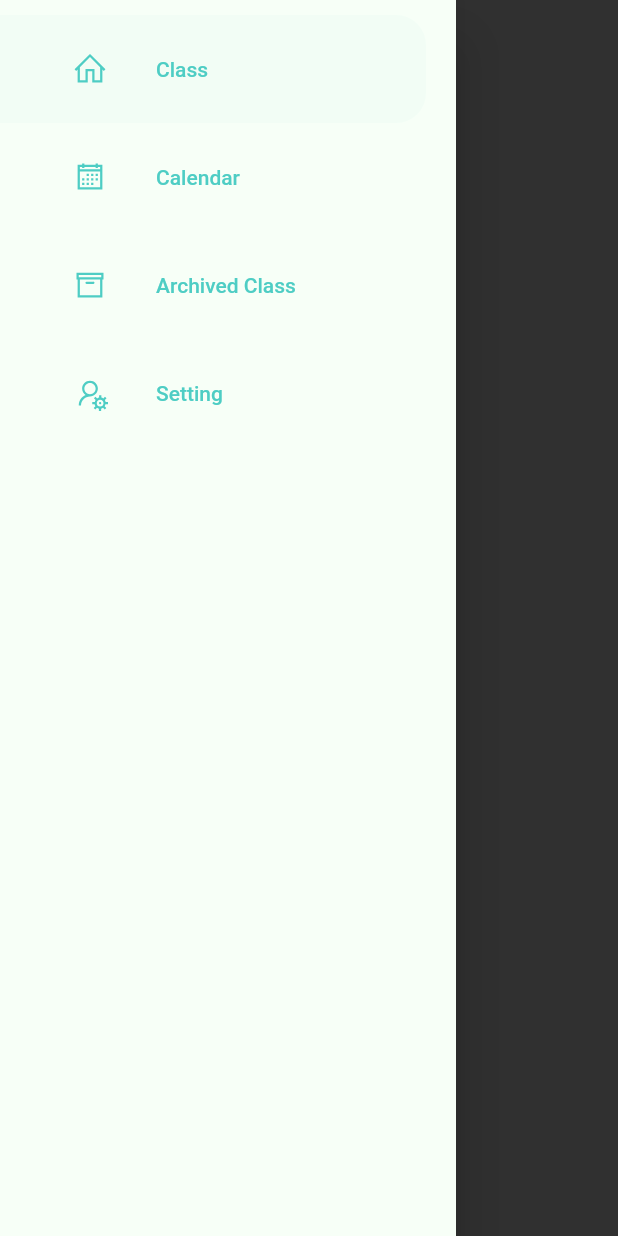
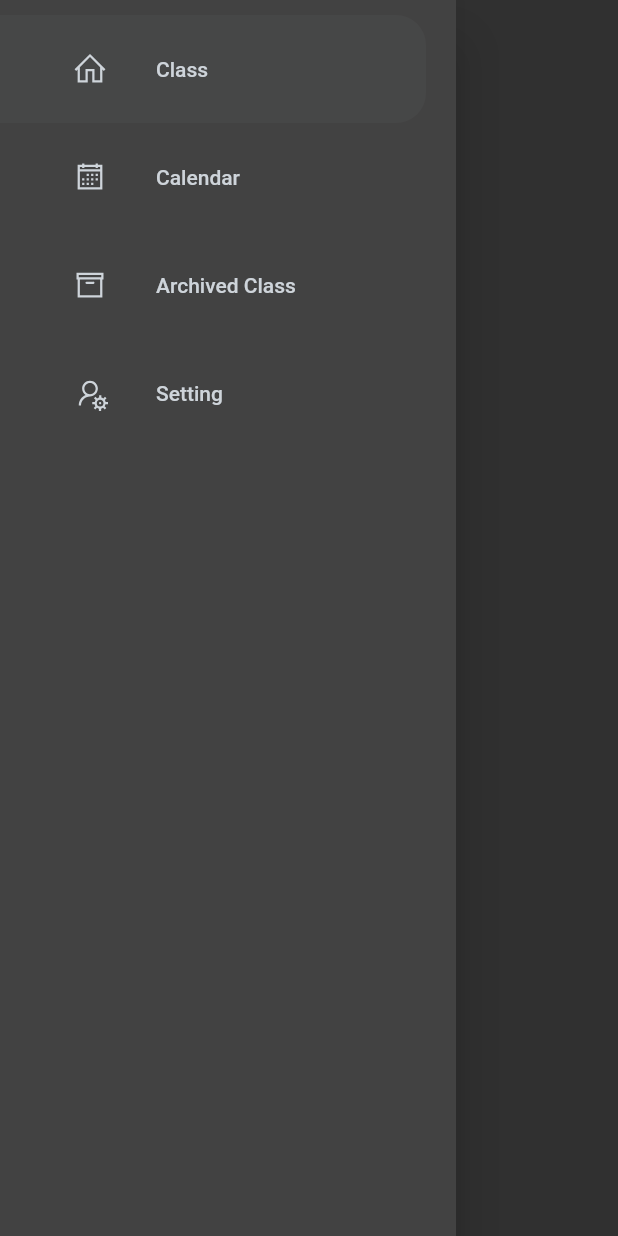
Before and after one commit to MoiseGui/e-learning-reactive-lessons, a Flutter app: the SlideDrawer widget shown alone on an empty page, opened directly, on a phone screen of 412 x 824 dp. Run offline on Flutter 3.47's test engine with Material 2 defaults, Android fonts, the light colour scheme and no system bars; our stand-ins replace chewie, flare_flutter, get, google_fonts, line_icons, video_player; missing offline and left inert: material_dialogs, youtube_explode_dart; network calls fail.

Commit message:
drawer redesigned, web version show a default video

```diff
--- a/lib/pages/course_detail.dart
+++ b/lib/pages/course_detail.dart
@@ -52,6 +52,7 @@ class _CourseDetailState extends State<CourseDetail> {
     // Youtube video converter has a problem on web version: To fix later
     var dataSource = await YoutubeUtils.extractVideoUrl("https://www.youtube.com/watch?v=6bzqaG2vPZs");
     // var dataSource = await YoutubeVideoUtils.getVideoUrlFromYoutube("https://www.youtube.com/watch?v=6bzqaG2vPZs");
+    if(dataSource == null || dataSource == '') dataSource = "https://assets.mixkit.co/videos/preview/mixkit-daytime-city-traffic-aerial-view-56-large.mp4";
     _videoPlayerController = VideoPlayerController.network(
       // "https://assets.mixkit.co/videos/preview/mixkit-daytime-city-traffic-aerial-view-56-large.mp4"
         dataSource
--- a/lib/shared/theme.dart
+++ b/lib/shared/theme.dart
@@ -11,7 +11,7 @@ Color warningColor = Color(0xFFffe66d);
 Color errorColor = Color(0xFFff6b6b);
 Color textNumberColor = Color(0xFFffbf69);
 Color greyColor = Color(0xFFced4da);
-Color bgColor = Color(0xFFf7fff7);
+Color bgColor = Color(0xFF424242);
 Color blackColor = Colors.black87;
 
 TextStyle blackTextFont = GoogleFonts.raleway(
--- a/lib/utils/youtube_utils.dart
+++ b/lib/utils/youtube_utils.dart
@@ -25,7 +25,7 @@ class YoutubeUtils{
   }
 
   static Future<String> extractVideoUrl(String youtubeUrl) async {
-    // if (youtube) {
+    try{
       final extractor = YoutubeExplode();
       final videoId = convertUrlToId(youtubeUrl);
       final streamManifest = await extractor.videos.streamsClient.getManifest(videoId);
@@ -35,7 +35,9 @@ class YoutubeUtils{
       final url = streamInfo.url.toString();
       print('*******: $url');
       return url;
-    // }
-    // return null;
+    }
+    catch(e){
+      return '';
     }
   }
+}
--- a/lib/widgets/slide_drawer.dart
+++ b/lib/widgets/slide_drawer.dart
@@ -13,17 +13,17 @@ class SlideDrawer extends StatelessWidget {
         padding: const EdgeInsets.only(right: 20),
         child: ListView(
           children: [
-            SizedBox(height: 10),
+            const SizedBox(height: 10),
             SecondaryButton(
               title: "Class",
-              icon: Padding(
+              icon: const Padding(
                 padding: EdgeInsets.symmetric(horizontal: 24),
                 child: Icon(LineIcons.home),
               ),
               focus: true,
-              color: secondColor,
-              backgroundColor: secondColor.withOpacity(0.03),
-              radius: BorderRadius.only(
+              color: greyColor,
+              backgroundColor: greyColor.withOpacity(0.03),
+              radius: const BorderRadius.only(
                 topRight: Radius.circular(20),
                 bottomRight: Radius.circular(20),
               ),
@@ -35,14 +35,14 @@ class SlideDrawer extends StatelessWidget {
             ),
             SecondaryButton(
               title: "Calendar",
-              icon: Padding(
+              icon: const Padding(
                 padding: EdgeInsets.symmetric(horizontal: 24),
                 child: Icon(LineIcons.calendar),
               ),
               focus: false,
-              color: secondColor,
+              color: greyColor,
               // backgroundColor: greyColor.withOpacity(0.3),
-              radius: BorderRadius.only(
+              radius: const BorderRadius.only(
                 topRight: Radius.circular(20),
                 bottomRight: Radius.circular(20),
               ),
@@ -61,13 +61,13 @@ class SlideDrawer extends StatelessWidget {
 
             SecondaryButton(
               title: "Archived Class",
-              icon: Padding(
+              icon: const Padding(
                 padding: EdgeInsets.symmetric(horizontal: 24),
                 child: Icon(LineIcons.archive),
               ),
               focus: false,
-              color: secondColor,
-              radius: BorderRadius.only(
+              color: greyColor,
+              radius: const BorderRadius.only(
                 topRight: Radius.circular(20),
                 bottomRight: Radius.circular(20),
               ),
@@ -80,13 +80,13 @@ class SlideDrawer extends StatelessWidget {
             ),
             SecondaryButton(
               title: "Setting",
-              icon: Padding(
+              icon: const Padding(
                 padding: EdgeInsets.symmetric(horizontal: 24),
                 child: Icon(LineIcons.userCog),
               ),
               focus: false,
-              color: secondColor,
-              radius: BorderRadius.only(
+              color: greyColor,
+              radius: const BorderRadius.only(
                 topRight: Radius.circular(20),
                 bottomRight: Radius.circular(20),
               ),
```
Lines whose indentation alone changed are shown as unchanged.
